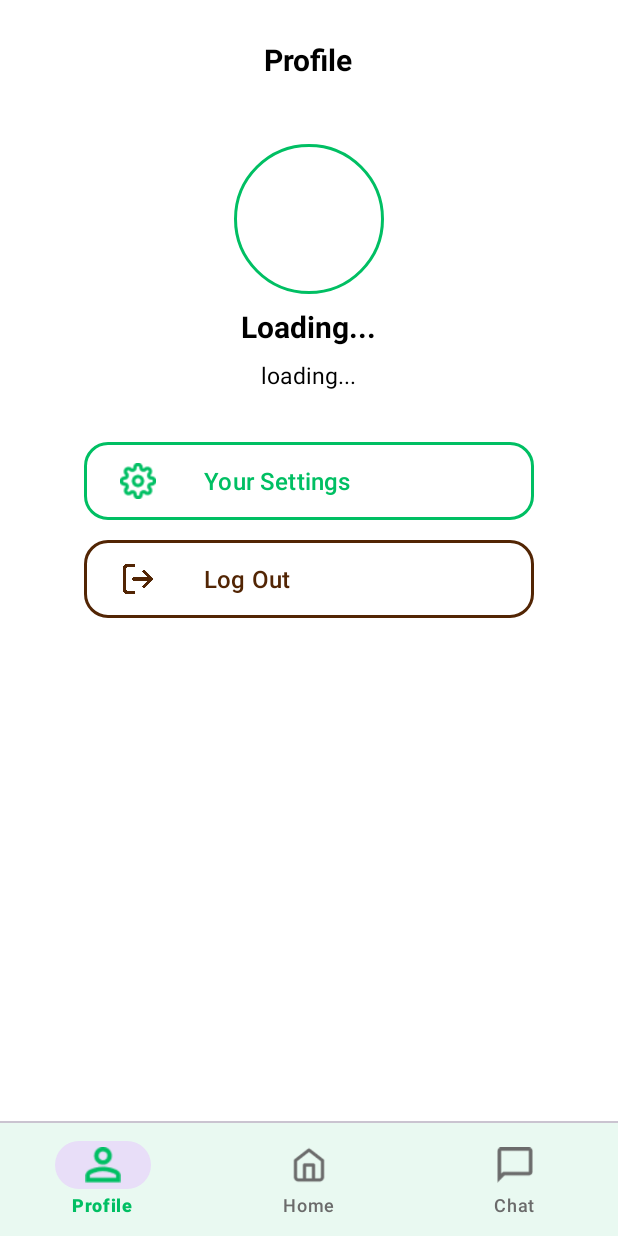
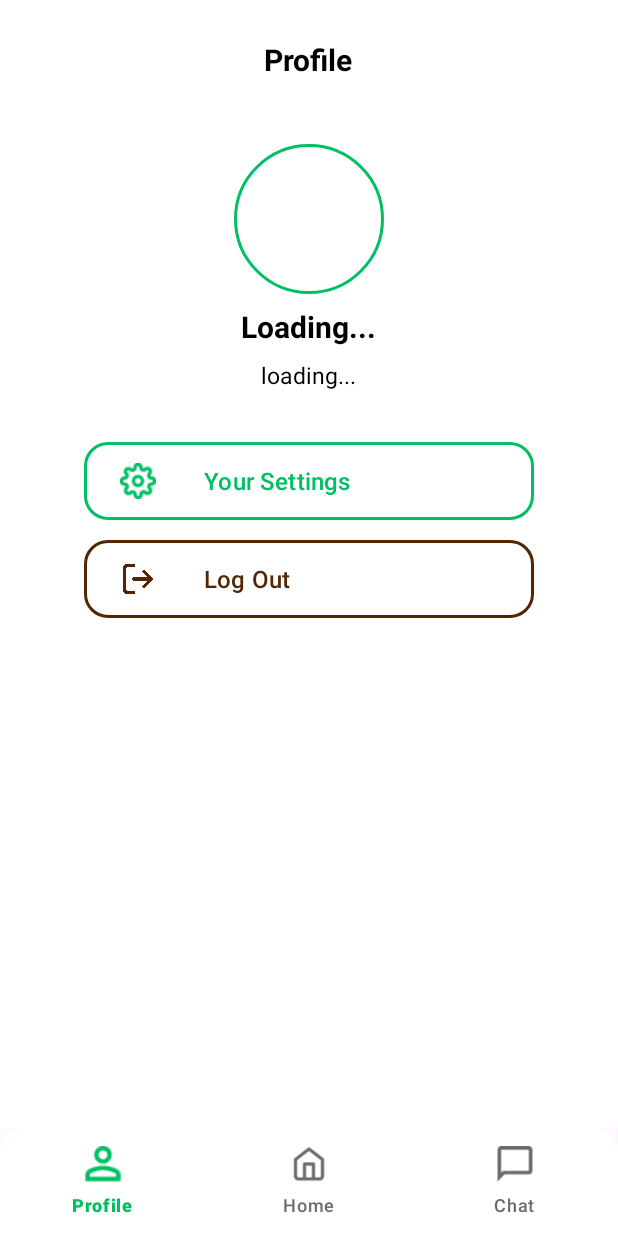
Before and after one commit to ShayneGulmayo/StudySync-Flashcard-and-Quiz, an Android app: the screen it shows after launch once a user with an empty profile is signed in (MainActivity), after a tap on "Profile Image", on a phone screen of 412 x 824 dp. Run offline under Robolectric (Android 15) with nearby library versions, the phone set to English and light mode, and no system bars; our stand-ins replace Firebase (no records; nobody signed in at launch, a user with empty details on screens opened directly); libraries missing offline, so code that uses them is left out: com.yalantis.ucrop; pictures from the network do not load.

Commit message:
fixed bottom nav

```diff
--- a/app/src/main/java/com/labactivity/studysync/MainActivity.java
+++ b/app/src/main/java/com/labactivity/studysync/MainActivity.java
@@ -26,6 +26,7 @@ public class MainActivity extends AppCompatActivity {
         setContentView(R.layout.activity_main);
 
         bottomNavigationView = findViewById(R.id.bottom_navigation);
+
 
         int[][] states = new int[][] {
                 new int[] { android.R.attr.state_checked },
--- /dev/null
+++ b/app/src/main/res/color/bottom_nav_color_selector.xml
@@ -0,0 +1,5 @@
+<?xml version="1.0" encoding="utf-8"?>
+<selector xmlns:android="http://schemas.android.com/apk/res/android">
+    <item android:color="@color/primary" android:state_checked="true" />
+    <item android:color="@color/text_gray" />
+</selector>
--- /dev/null
+++ b/app/src/main/res/drawable/bottom_nav_background.xml
@@ -0,0 +1,4 @@
+<shape xmlns:android="http://schemas.android.com/apk/res/android" android:shape="rectangle">
+    <solid android:color="@android:color/white" />
+    <corners android:topLeftRadius="16dp" android:topRightRadius="16dp" />
+</shape>
--- /dev/null
+++ b/app/src/main/res/drawable/item_background.xml
@@ -0,0 +1,5 @@
+<?xml version="1.0" encoding="utf-8"?>
+<selector xmlns:android="http://schemas.android.com/apk/res/android">
+    <item android:drawable="@android:color/transparent" android:state_checked="true"/>
+    <item android:drawable="@android:color/transparent"/>
+</selector>
--- a/app/src/main/res/layout/activity_main.xml
+++ b/app/src/main/res/layout/activity_main.xml
@@ -1,42 +1,32 @@
 <?xml version="1.0" encoding="utf-8"?>
-<androidx.constraintlayout.widget.ConstraintLayout xmlns:android="http://schemas.android.com/apk/res/android"
+<androidx.coordinatorlayout.widget.CoordinatorLayout xmlns:android="http://schemas.android.com/apk/res/android"
     xmlns:app="http://schemas.android.com/apk/res-auto"
     xmlns:tools="http://schemas.android.com/tools"
-    android:id="@+id/main"
+    android:id="@+id/main_container"
     android:layout_width="match_parent"
     android:layout_height="match_parent"
-    android:background="@color/white"
     tools:context=".MainActivity">
 
-    <FrameLayout
+    <!-- Fragment container -->
+    <androidx.fragment.app.FragmentContainerView
         android:id="@+id/fragment_container"
-        android:layout_width="0dp"
-        android:layout_height="0dp"
-        app:layout_constraintBottom_toTopOf="@id/divider"
-        app:layout_constraintEnd_toEndOf="parent"
-        app:layout_constraintStart_toStartOf="parent"
-        app:layout_constraintTop_toTopOf="parent" />
+        android:name="androidx.fragment.app.Fragment"
+        android:layout_width="match_parent"
+        android:layout_height="match_parent"
+        android:layout_marginBottom="72dp"
+        app:layout_behavior="@string/appbar_scrolling_view_behavior" />
 
-    <com.google.android.material.divider.MaterialDivider
-        android:id="@+id/divider"
-        android:layout_width="0dp"
-        android:layout_height="1dp"
-        android:backgroundTint="@color/text_gray"
-        app:layout_constraintBottom_toTopOf="@id/bottom_navigation"
-        app:layout_constraintEnd_toEndOf="parent"
-        app:layout_constraintStart_toStartOf="parent"
-        app:layout_constraintTop_toBottomOf="@id/fragment_container" />
-
+    <!-- Bottom Navigation View -->
     <com.google.android.material.bottomnavigation.BottomNavigationView
         android:id="@+id/bottom_navigation"
-        android:layout_width="0dp"
-        android:layout_height="75dp"
-        android:background="@color/white"
-        app:itemIconTint="@color/text_gray"
-        app:itemTextColor="@color/text_gray"
-        app:layout_constraintBottom_toBottomOf="parent"
-        app:layout_constraintEnd_toEndOf="parent"
-        app:layout_constraintStart_toStartOf="parent"
-        app:menu="@menu/bottomnav_menu" />
-
-</androidx.constraintlayout.widget.ConstraintLayout>
+        android:layout_width="match_parent"
+        android:layout_height="72dp"
+        android:layout_gravity="bottom"
+        android:background="@drawable/bottom_nav_background"
+        app:itemIconTint="@color/bottom_nav_color_selector"
+        app:itemTextColor="@color/bottom_nav_color_selector"
+        app:labelVisibilityMode="labeled"
+        app:menu="@menu/bottomnav_menu"
+        app:itemActiveIndicatorStyle="@style/BottomNavNoIndicator"
+        app:itemRippleColor="@color/light_gray" />
+</androidx.coordinatorlayout.widget.CoordinatorLayout>
--- a/app/src/main/res/layout/fragment_chat.xml
+++ b/app/src/main/res/layout/fragment_chat.xml
@@ -5,7 +5,8 @@
     android:orientation="vertical"
     android:layout_width="match_parent"
     android:layout_height="match_parent"
-    tools:context=".ChatFragment">
+    tools:context=".ChatFragment"
+    android:background="@color/white">
 
     <RelativeLayout
         android:layout_width="match_parent"
@@ -44,6 +45,7 @@
     <androidx.recyclerview.widget.RecyclerView
         android:id="@+id/recycler_flashcards"
         android:layout_width="match_parent"
+        android:background="@color/white"
         android:layout_height="0dp"
         android:layout_margin="16dp"
         android:layout_weight="1" />
--- a/app/src/main/res/values/colors.xml
+++ b/app/src/main/res/values/colors.xml
@@ -8,4 +8,8 @@
     <color name="warning">#522504</color>
     <color name="progress_green">#66F1AE</color>
     <color name="progress_yellow">#F1EA66</color>
+    <style name="BottomNavNoIndicator" parent="">
+        <item name="android:background">@android:color/transparent</item>
+    </style>
+
 </resources>
```
